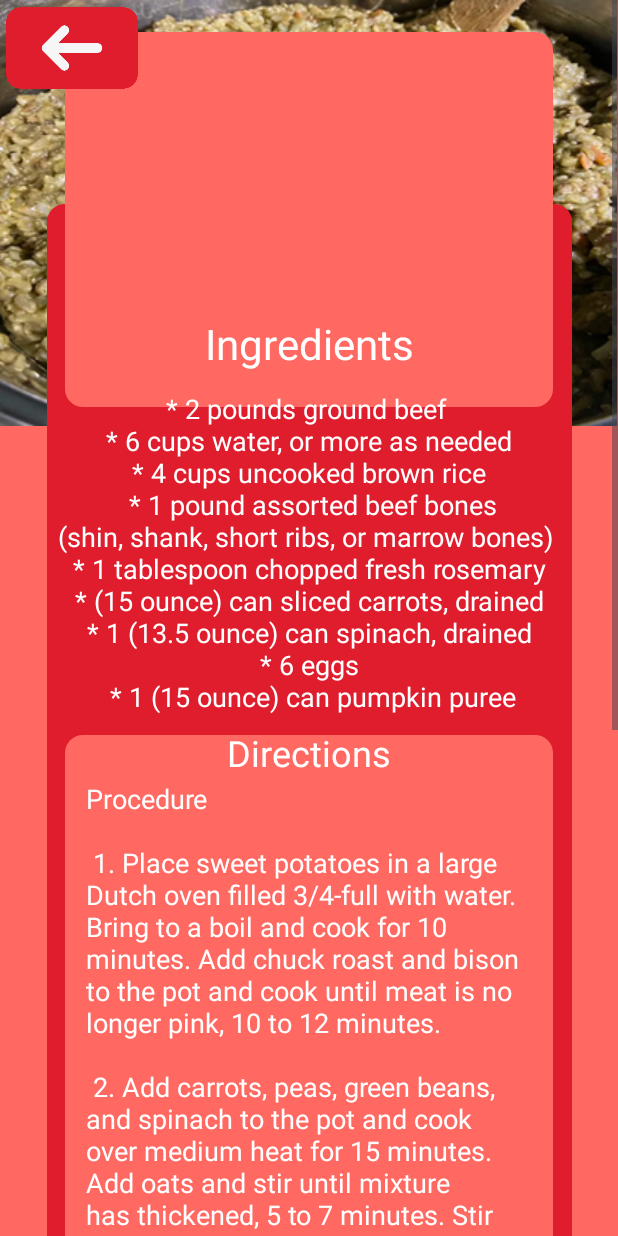
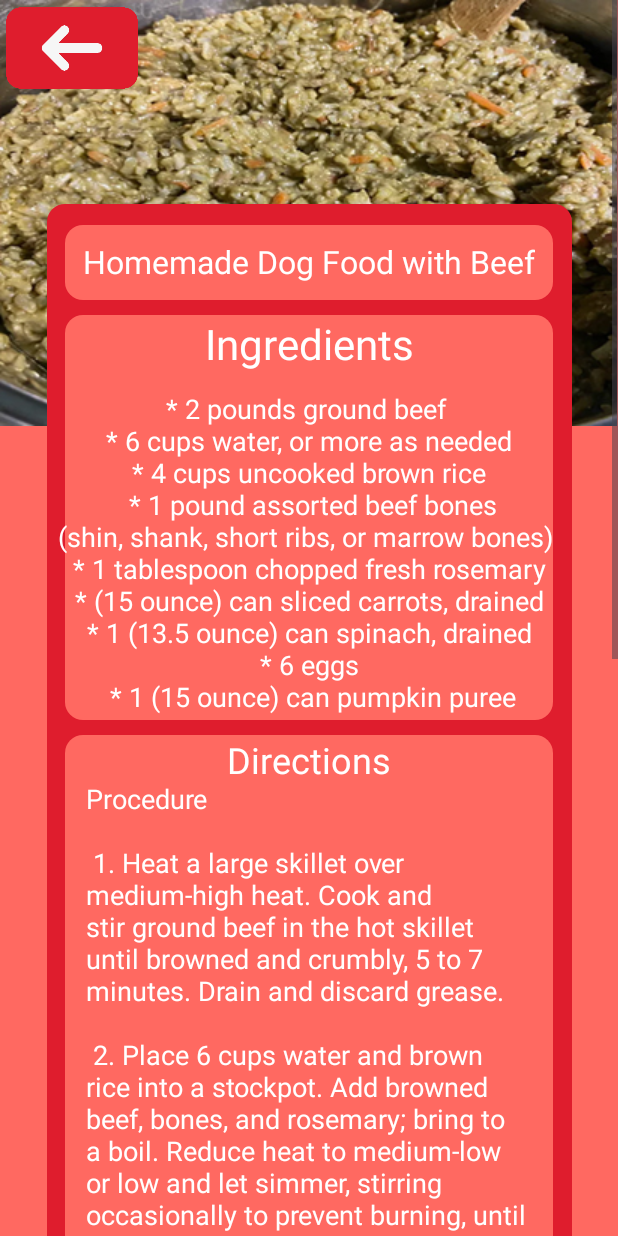
Before and after one commit to svennn-7836/Alagang.Kalinga__Pet-Care-App, an Android app: the DogRecipe8Activity screen opened directly, with no data from a screen before it, on a phone screen of 412 x 824 dp. Run offline under Robolectric (Android 15) with nearby library versions, the light colour scheme and no system bars.

Commit message:
Dog Recipe 8 Layout

```diff
--- a/app/src/main/res/layout/activity_dog_recipe8.xml
+++ b/app/src/main/res/layout/activity_dog_recipe8.xml
@@ -27,7 +27,7 @@
 
         <View
             android:layout_width="350dp"
-            android:layout_height="1260dp"
+            android:layout_height="1410dp"
             android:background="@drawable/dogfoodbg1"
             app:layout_constraintTop_toTopOf="@id/dogfood8"
             app:layout_constraintStart_toStartOf="parent"
@@ -54,9 +54,9 @@
 
         <View
             android:layout_width="325dp"
-            android:layout_height="250dp"
+            android:layout_height="270dp"
             android:background="@drawable/titlefoodbg"
-            android:layout_marginTop="21dp"
+            android:layout_marginTop="210dp"
             app:layout_constraintTop_toTopOf="@+id/dogfood8"
             app:layout_constraintStart_toStartOf="parent"
             app:layout_constraintEnd_toEndOf="parent" />
@@ -94,7 +94,7 @@
 
         <View
             android:layout_width="325dp"
-            android:layout_height="580dp"
+            android:layout_height="730dp"
             android:background="@drawable/titlefoodbg"
             android:layout_marginTop="490dp"
             app:layout_constraintTop_toTopOf="@+id/dogfood8"
@@ -105,7 +105,7 @@
         <TextView
             android:layout_width="wrap_content"
             android:layout_height="wrap_content"
-            android:layout_marginTop="485dp"
+            android:layout_marginTop="490dp"
             android:text="Directions"
             android:textColor="@color/white"
             android:textSize="24dp"
@@ -118,9 +118,10 @@
             android:layout_height="700dp"
             android:layout_marginTop="520dp"
             android:text="Procedure
-\n \n 1. Place sweet potatoes in a large Dutch oven filled 3/4-full with water. Bring to a boil and cook for 10 minutes. Add chuck roast and bison to the pot and cook until meat is no longer pink, 10 to 12 minutes.
-\n \n 2. Add carrots, peas, green beans, and spinach to the pot and cook over medium heat for 15 minutes. Add oats and stir until mixture has thickened, 5 to 7 minutes. Stir in pumpkin and olive oil; remove from heat and let cool a bit, 5 to 10 minutes. Transfer roast to a plate and dice meat; return to mixture.
-\n \n 3. Use a potato masher to mash up mixture to a mushy consistency. Let mixture cool sufficiently, about 30 minutes. Place into resealable containers and freeze."
+\n \n 1. Heat a large skillet over medium-high heat. Cook and stir ground beef in the hot skillet until browned and crumbly, 5 to 7 minutes. Drain and discard grease.
+\n \n 2. Place 6 cups water and brown rice into a stockpot. Add browned beef, bones, and rosemary; bring to a boil. Reduce heat to medium-low or low and let simmer, stirring occasionally to prevent burning, until rice is mushy, about 45 minutes. Add water if necessary to keep mixture a little thicker than a porridge-like consistency.
+\n \n 3. Meanwhile, place carrots, spinach, and eggs with their shells into an electric blender. Blend until completely pureed and no eggshells are intact.
+\n \n 4. Mix pumpkin and blended egg mixture in a bowl until combined. Remove meat mixture from heat and pour egg mixture into the pot to cook the eggs in hot contents, about 5 minutes. Let cool thoroughly before feeding to your dog, about 30 minutes."
             android:textColor="@color/white"
             android:textSize="18sp"
             app:layout_constraintEnd_toEndOf="parent"
@@ -131,7 +132,7 @@
             android:layout_width="325dp"
             android:layout_height="290dp"
             android:background="@drawable/titlefoodbg"
-            android:layout_marginTop="1080dp"
+            android:layout_marginTop="1240dp"
             app:layout_constraintTop_toTopOf="@+id/dogfood8"
             app:layout_constraintStart_toStartOf="parent"
             app:layout_constraintEnd_toEndOf="parent" />
@@ -139,7 +140,7 @@
             android:layout_width="wrap_content"
             android:layout_height="wrap_content"
             android:background="@drawable/dognutrition6"
-            android:layout_marginTop="1100dp"
+            android:layout_marginTop="1265dp"
             app:layout_constraintTop_toTopOf="@+id/dogfood8"
             app:layout_constraintStart_toStartOf="parent"
             app:layout_constraintEnd_toEndOf="parent" />
```
Also changed, not shown: app/src/main/java/com/example/alagatkalinga/AlarmActivityPreview.kt (deleted, +0 -11 lines), app/src/main/res/layout/activity_alarm_preview.xml (deleted, +0 -59 lines), app/src/main/res/drawable/AlarmRectangle.png (deleted), app/src/main/res/drawable/AlarmTitleBar.png (deleted), app/src/main/res/drawable/YourAlarm.png (deleted).
